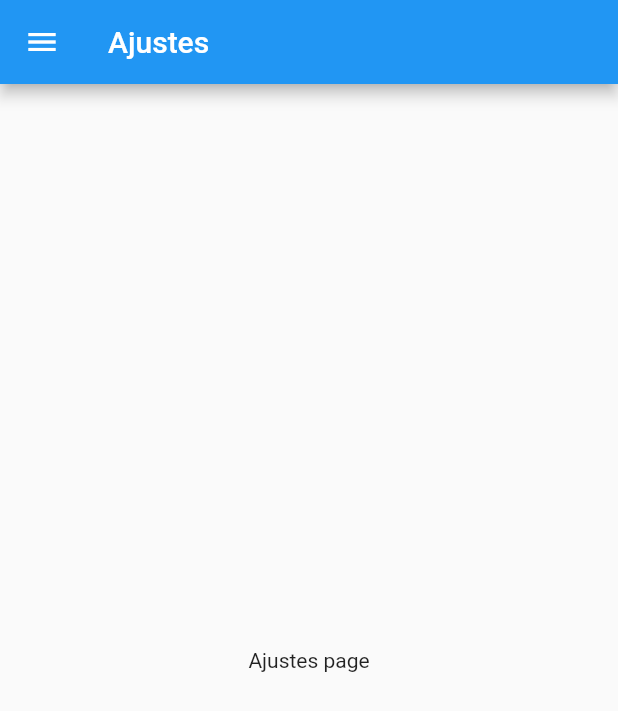
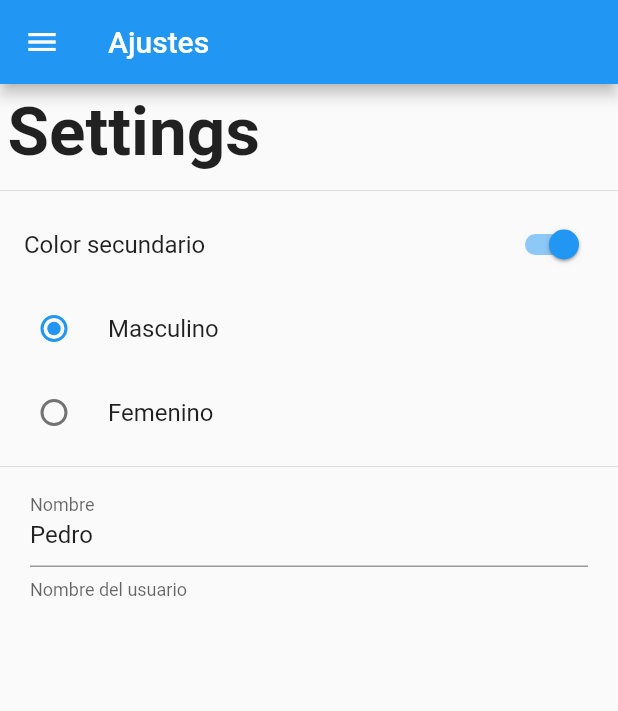
Before and after one commit to jalfonsosuarez/flutter-prefUsuApp, a Flutter app: the SettingsPage screen opened by its route, on a phone screen of 412 x 824 dp. Shown: the top 711 px of the screen. Run offline on Flutter 3.47's test engine with Material 2 defaults, Android fonts, the phone set to English and light mode, and no system bars.

Commit message:
Setting_page. Formulario.

```diff
--- a/lib/src/pages/settings_page.dart
+++ b/lib/src/pages/settings_page.dart
@@ -3,9 +3,27 @@
 import 'package:flutter/material.dart';
 import 'package:prefusuapp/src/widgets/menu_widget.dart';
 
-class SettingsPage extends StatelessWidget {
+class SettingsPage extends StatefulWidget {
 
   static final String routeName = 'settings';
+
+  @override
+  _SettingsPageState createState() => _SettingsPageState();
+}
+
+class _SettingsPageState extends State<SettingsPage> {
+
+  bool _colorSecundario = true;
+  int _genero = 1;
+  String _nombre = 'Pedro';
+
+  TextEditingController _textController;
+
+  @override
+  void initState() {
+    super.initState();
+    _textController = new TextEditingController( text: _nombre );
+  }
 
   @override
   Widget build(BuildContext context) {
@@ -14,8 +32,55 @@ class SettingsPage extends StatelessWidget {
         title: Text( 'Ajustes'),
       ),
       drawer: MenuWidget(),
-      body: Center(
-        child: Text('Ajustes page'),
+      body: ListView(
+        children: <Widget>[
+          Container(
+            padding: EdgeInsets.all(5.0),
+            child: Text( 'Settings', style: TextStyle(fontSize: 45.0, fontWeight: FontWeight.bold ), )
+          ),
+          Divider(),
+          SwitchListTile(
+            value: _colorSecundario,
+            title: Text( 'Color secundario'),
+            onChanged: (value){
+              setState(() {
+                _colorSecundario = value;
+              });
+            },
+          ),
+          RadioListTile(
+            value: 1,
+            title: Text( 'Masculino' ),
+            groupValue: _genero,
+            onChanged: ( value ){
+              setState(() {
+                _genero = value;
+              });
+            },
+          ),
+          RadioListTile(
+            value: 2,
+            title: Text( 'Femenino' ),
+            groupValue: _genero,
+            onChanged: ( value ){
+              setState(() {
+                _genero = value;
+              });
+            },
+          ),
+          Divider(),
+          Container(
+            padding: EdgeInsets.symmetric(horizontal: 20.0),
+            child: TextField(
+              controller: _textController,
+              decoration: InputDecoration(
+                labelText: 'Nombre',
+                helperText: 'Nombre del usuario',
+              ),
+              onChanged: ( value ){},
+            )
+          )
+        ],
       )
     );
   }
```
